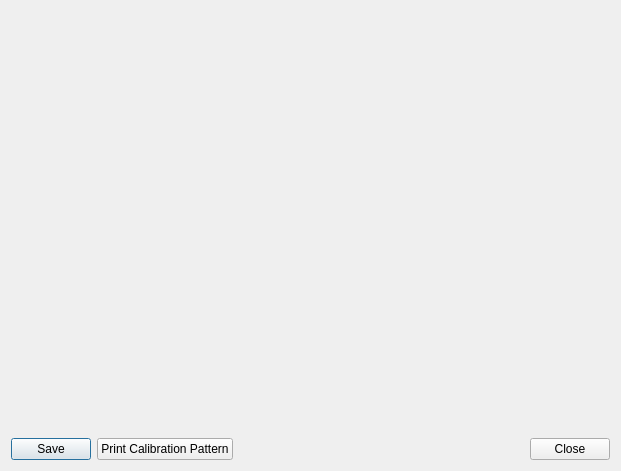
First picture: the form in GUIApp/src/calibrationdialog.ui, repository otaviog/ThunderVision, before the edit.
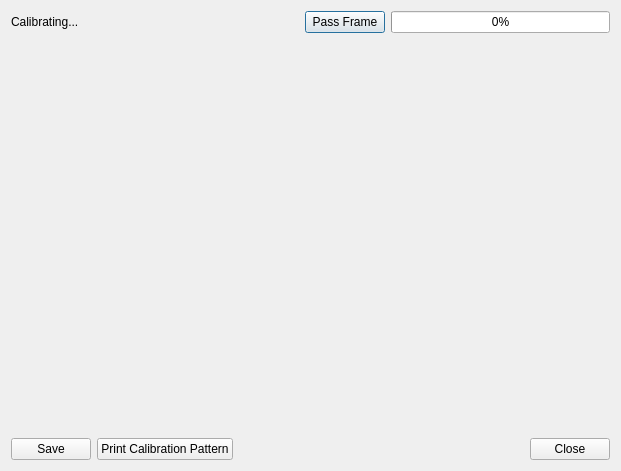
Second picture: the form after the edit. Icons and pictures are not drawn.

The edit to the form file:
```diff
--- a/GUIApp/src/calibrationdialog.ui
+++ b/GUIApp/src/calibrationdialog.ui
@@ -17,7 +17,45 @@
    <item>
     <layout class="QVBoxLayout" name="verticalLayout">
      <item>
-      <layout class="QHBoxLayout" name="lyCalibWid">
+      <layout class="QHBoxLayout" name="horizontalLayout_5">
+       <item>
+        <widget class="QLabel" name="lbStatus">
+         <property name="text">
+          <string>Calibrating...</string>
+         </property>
+        </widget>
+       </item>
+       <item>
+        <spacer name="horizontalSpacer_4">
+         <property name="orientation">
+          <enum>Qt::Horizontal</enum>
+         </property>
+         <property name="sizeHint" stdset="0">
+          <size>
+           <width>40</width>
+           <height>20</height>
+          </size>
+         </property>
+        </spacer>
+       </item>
+       <item>
+        <widget class="QPushButton" name="pbPassFrame">
+         <property name="text">
+          <string>Pass Frame</string>
+         </property>
+        </widget>
+       </item>
+       <item>
+        <widget class="QProgressBar" name="pbProgress">
+         <property name="value">
+          <number>0</number>
+         </property>
+        </widget>
+       </item>
+      </layout>
+     </item>
+     <item>
+      <layout class="QHBoxLayout" name="lyCamWid">
        <item>
         <spacer name="verticalSpacer">
          <property name="orientation">
```
